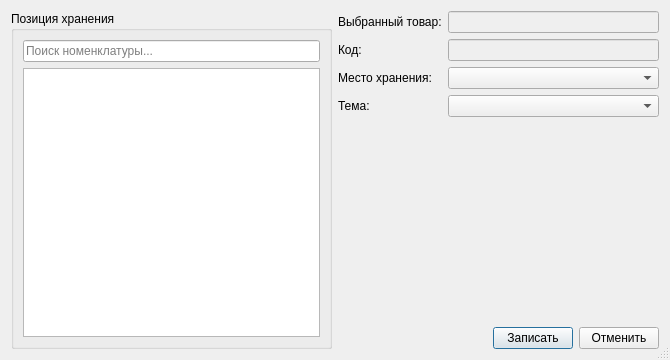
Old version of the form stockdatadialog.ui in the repository igrekus/depot.
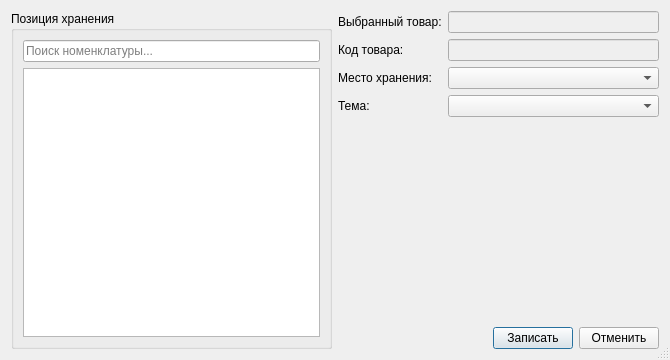
New version of the form.

What changed in the file:
```diff
--- a/stockdatadialog.ui
+++ b/stockdatadialog.ui
@@ -92,7 +92,7 @@
          <item row="1" column="0">
           <widget class="QLabel" name="lblProductId">
            <property name="text">
-            <string>Код:</string>
+            <string>Код товара:</string>
            </property>
           </widget>
          </item>
```
